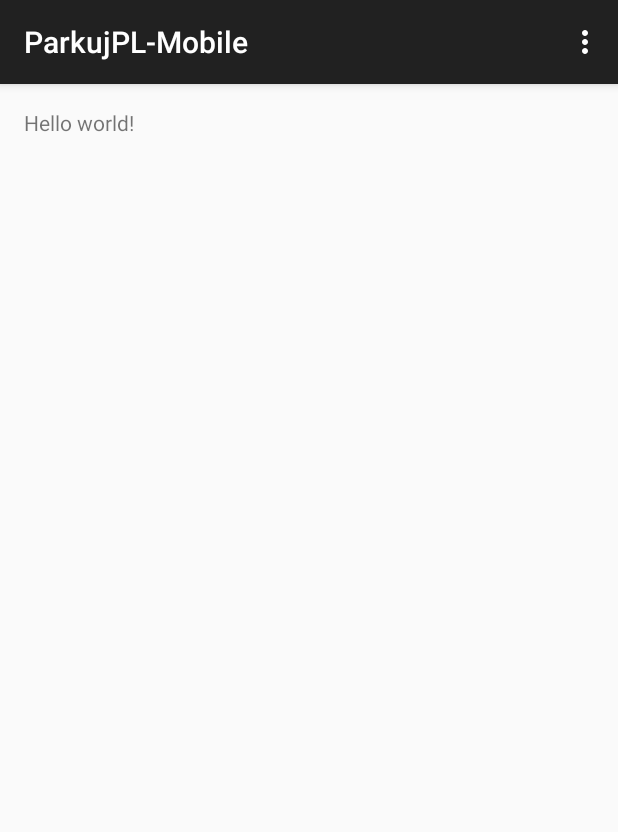
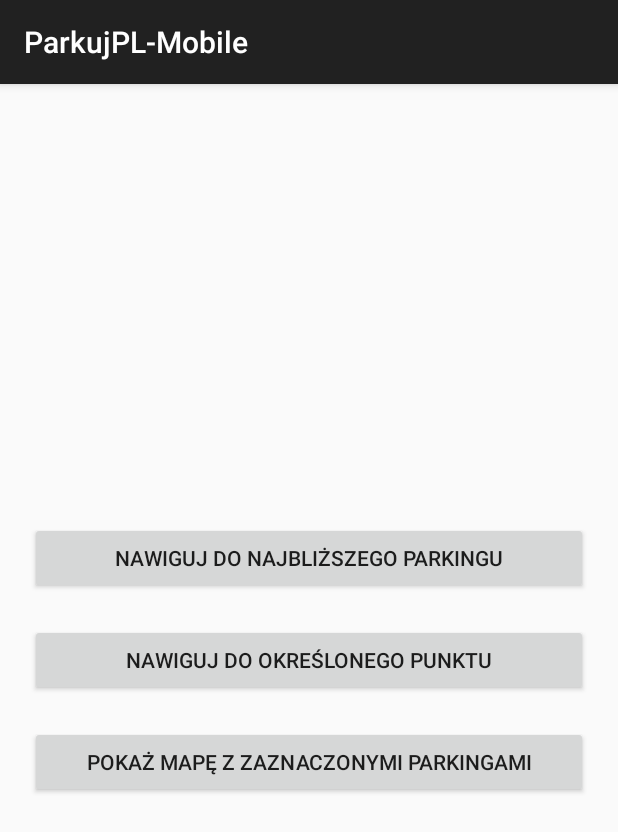
Before and after one commit to glmarcin7/ParkujPL-Mobile, an Android app: the screen it shows after launch (MainActivity before the commit, StartActivity after it), on a phone screen of 412 x 824 dp. Shown: the top 832 px of the screen. Run offline under Robolectric (Android 15) with nearby library versions, the phone set to English and light mode, and no system bars.

Commit message:
Added necessary libraries and layout for StartFragment

```diff
--- a/app/build.gradle
+++ b/app/build.gradle
@@ -21,5 +21,8 @@ android {
 
 dependencies {
     compile fileTree(dir: 'libs', include: ['*.jar'])
-    compile 'com.android.support:appcompat-v7:21.0.3'
+    compile 'com.android.support:appcompat-v7:21.0.+'
+    compile 'com.squareup.retrofit:retrofit:1.9.0'
+    compile 'com.squareup.okhttp:okhttp-urlconnection:2.+'
+    compile 'com.squareup.okhttp:okhttp:2.+'
 }
--- a/app/src/main/AndroidManifest.xml
+++ b/app/src/main/AndroidManifest.xml
@@ -8,7 +8,7 @@
         android:label="@string/app_name"
         android:theme="@style/AppTheme" >
         <activity
-            android:name=".activities.MainActivity"
+            android:name=".activities.StartActivity"
             android:label="@string/app_name" >
             <intent-filter>
                 <action android:name="android.intent.action.MAIN" />
--- /dev/null
+++ b/app/src/main/java/pl/parkujznami/parkujpl_mobile/activities/BaseActivity.java
@@ -0,0 +1,18 @@
+package pl.parkujznami.parkujpl_mobile.activities;
+
+import android.os.Bundle;
+import android.support.v7.app.ActionBarActivity;
+
+import pl.parkujznami.parkujpl_mobile.R;
+import pl.parkujznami.parkujpl_mobile.fragments.StartFragment;
+
+/**
+ * Created by Marcin on 2015-03-22.
+ */
+public class BaseActivity extends ActionBarActivity {
+    @Override
+    protected void onCreate(Bundle savedInstanceState) {
+        super.onCreate(savedInstanceState);
+        setContentView(R.layout.activity_base);
+    }
+}
--- a/app/src/main/java/pl/parkujznami/parkujpl_mobile/activities/MainActivity.java
+++ /dev/null
@@ -1,41 +0,0 @@
-package pl.parkujznami.parkujpl_mobile.activities;
-
-import android.support.v7.app.ActionBarActivity;
-import android.os.Bundle;
-import android.view.Menu;
-import android.view.MenuItem;
-
-import pl.parkujznami.parkujpl_mobile.R;
-
-
-public class MainActivity extends ActionBarActivity {
-
-    @Override
-    protected void onCreate(Bundle savedInstanceState) {
-        super.onCreate(savedInstanceState);
-        setContentView(R.layout.activity_main);
-    }
-
-
-    @Override
-    public boolean onCreateOptionsMenu(Menu menu) {
-        // Inflate the menu; this adds items to the action bar if it is present.
-        getMenuInflater().inflate(R.menu.menu_main, menu);
-        return true;
-    }
-
-    @Override
-    public boolean onOptionsItemSelected(MenuItem item) {
-        // Handle action bar item clicks here. The action bar will
-        // automatically handle clicks on the Home/Up button, so long
-        // as you specify a parent activity in AndroidManifest.xml.
-        int id = item.getItemId();
-
-        //noinspection SimplifiableIfStatement
-        if (id == R.id.action_settings) {
-            return true;
-        }
-
-        return super.onOptionsItemSelected(item);
-    }
-}
--- /dev/null
+++ b/app/src/main/java/pl/parkujznami/parkujpl_mobile/activities/StartActivity.java
@@ -0,0 +1,20 @@
+package pl.parkujznami.parkujpl_mobile.activities;
+
+import android.os.Bundle;
+
+import pl.parkujznami.parkujpl_mobile.R;
+import pl.parkujznami.parkujpl_mobile.fragments.StartFragment;
+
+
+public class StartActivity extends BaseActivity {
+
+    @Override
+    protected void onCreate(Bundle savedInstanceState) {
+        super.onCreate(savedInstanceState);
+        if (savedInstanceState == null) {
+            getFragmentManager().beginTransaction()
+                    .add(R.id.container, new StartFragment())
+                    .commit();
+        }
+    }
+}
--- /dev/null
+++ b/app/src/main/java/pl/parkujznami/parkujpl_mobile/fragments/StartFragment.java
@@ -0,0 +1,31 @@
+package pl.parkujznami.parkujpl_mobile.fragments;
+
+
+import android.os.Bundle;
+import android.app.Fragment;
+import android.view.LayoutInflater;
+import android.view.View;
+import android.view.ViewGroup;
+
+import pl.parkujznami.parkujpl_mobile.R;
+
+/**
+ * A simple {@link Fragment} subclass.
+ */
+public class StartFragment extends Fragment {
+
+
+    public StartFragment() {
+        // Required empty public constructor
+    }
+
+
+    @Override
+    public View onCreateView(LayoutInflater inflater, ViewGroup container,
+                             Bundle savedInstanceState) {
+        // Inflate the layout for this fragment
+        return inflater.inflate(R.layout.fragment_start, container, false);
+    }
+
+
+}
--- /dev/null
+++ b/app/src/main/res/layout/activity_base.xml
@@ -0,0 +1,8 @@
+<RelativeLayout xmlns:android="http://schemas.android.com/apk/res/android"
+    xmlns:tools="http://schemas.android.com/tools"
+    android:id="@+id/container"
+    android:layout_width="match_parent"
+    android:layout_height="match_parent"
+    tools:context=".BaseActivity">
+
+</RelativeLayout>
--- a/app/src/main/res/layout/activity_main.xml
+++ /dev/null
@@ -1,16 +0,0 @@
-<RelativeLayout xmlns:android="http://schemas.android.com/apk/res/android"
-    xmlns:tools="http://schemas.android.com/tools"
-    android:layout_width="match_parent"
-    android:layout_height="match_parent"
-    android:paddingBottom="@dimen/activity_vertical_margin"
-    android:paddingLeft="@dimen/activity_horizontal_margin"
-    android:paddingRight="@dimen/activity_horizontal_margin"
-    android:paddingTop="@dimen/activity_vertical_margin"
-    tools:context=".MainActivity">
-
-    <TextView
-        android:layout_width="wrap_content"
-        android:layout_height="wrap_content"
-        android:text="@string/hello_world" />
-
-</RelativeLayout>
--- /dev/null
+++ b/app/src/main/res/layout/fragment_start.xml
@@ -0,0 +1,42 @@
+<RelativeLayout xmlns:android="http://schemas.android.com/apk/res/android"
+    xmlns:tools="http://schemas.android.com/tools"
+    android:layout_width="match_parent"
+    android:layout_height="match_parent"
+    tools:context="pl.parkujznami.parkujpl_mobile.fragments.StartFragment">
+
+    <LinearLayout
+        android:layout_width="match_parent"
+        android:layout_height="wrap_content"
+        android:layout_centerHorizontal="true"
+        android:layout_centerVertical="true"
+        android:layout_marginBottom="10dp"
+        android:layout_marginLeft="20dp"
+        android:layout_marginRight="20dp"
+        android:layout_marginTop="10dp"
+        android:orientation="vertical">
+
+        <Button
+            android:id="@+id/btn_lead_to_nearest_parking"
+            style="@style/fragment_start_button"
+            android:text="@string/btn_lead_to_nearest_parking" />
+
+        <View
+            android:layout_width="match_parent"
+            android:layout_height="@dimen/fragment_start_space_between_buttons" />
+
+        <Button
+            android:id="@+id/btn_lead_to_a_point"
+            style="@style/fragment_start_button"
+            android:text="@string/btn_lead_to_a_point" />
+
+        <View
+            android:layout_width="match_parent"
+            android:layout_height="@dimen/fragment_start_space_between_buttons" />
+
+        <Button
+            android:id="@+id/btn_show_map"
+            style="@style/fragment_start_button"
+            android:text="@string/btn_show_map" />
+
+    </LinearLayout>
+</RelativeLayout>
--- a/app/src/main/res/menu/menu_main.xml
+++ /dev/null
@@ -1,6 +0,0 @@
-<menu xmlns:android="http://schemas.android.com/apk/res/android"
-    xmlns:app="http://schemas.android.com/apk/res-auto"
-    xmlns:tools="http://schemas.android.com/tools" tools:context=".MainActivity">
-    <item android:id="@+id/action_settings" android:title="@string/action_settings"
-        android:orderInCategory="100" app:showAsAction="never" />
-</menu>
--- a/app/src/main/res/values/dimens.xml
+++ b/app/src/main/res/values/dimens.xml
@@ -1,5 +1,5 @@
 <resources>
-    <!-- Default screen margins, per the Android Design guidelines. -->
-    <dimen name="activity_horizontal_margin">16dp</dimen>
-    <dimen name="activity_vertical_margin">16dp</dimen>
+
+    <dimen name="fragment_start_space_between_buttons">20dp</dimen>
+
 </resources>
--- a/app/src/main/res/values/strings.xml
+++ b/app/src/main/res/values/strings.xml
@@ -1,6 +1,9 @@
 <resources>
     <string name="app_name">ParkujPL-Mobile</string>
 
-    <string name="hello_world">Hello world!</string>
-    <string name="action_settings">Settings</string>
+    <!-- StartFragment -->
+    <string name="btn_lead_to_nearest_parking">Nawiguj do najbliższego parkingu</string>
+    <string name="btn_lead_to_a_point">Nawiguj do określonego punktu</string>
+    <string name="btn_show_map">Pokaż mapę z zaznaczonymi parkingami</string>
+
 </resources>
--- a/app/src/main/res/values/styles.xml
+++ b/app/src/main/res/values/styles.xml
@@ -5,4 +5,11 @@
         <!-- Customize your theme here. -->
     </style>
 
+    <style name="fragment_start_button">
+        <item name="android:layout_width">match_parent</item>
+        <item name="android:layout_height">wrap_content</item>
+        <item name="android:ellipsize">end</item>
+        <item name="android:singleLine">true</item>
+    </style>
+
 </resources>
```
Also changed, not shown: 1 other file.
